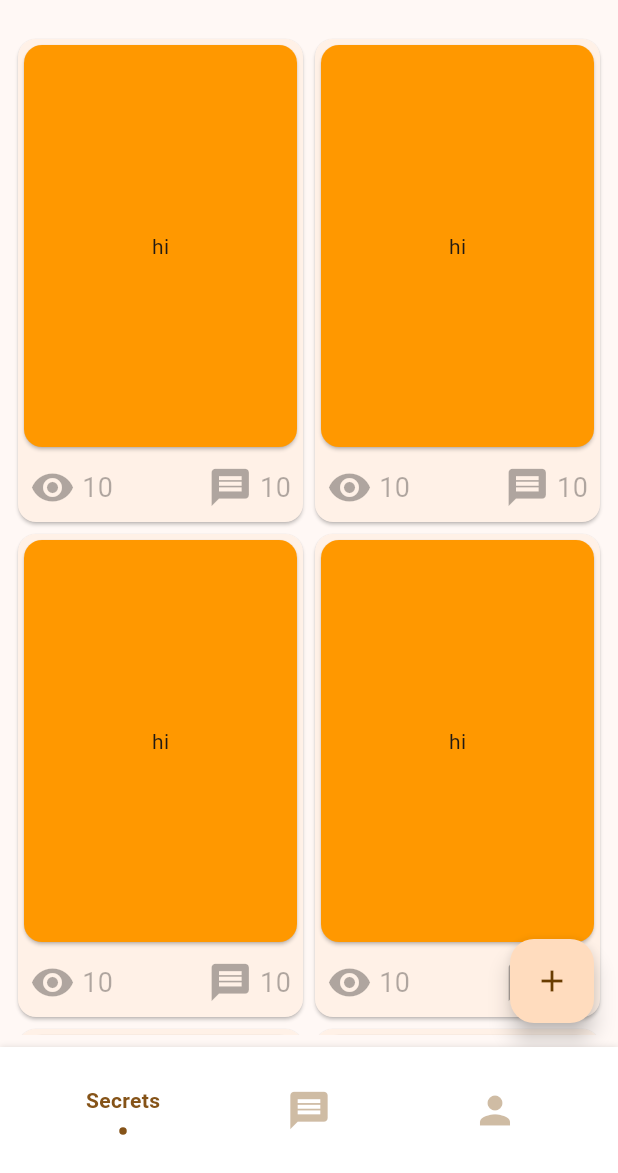
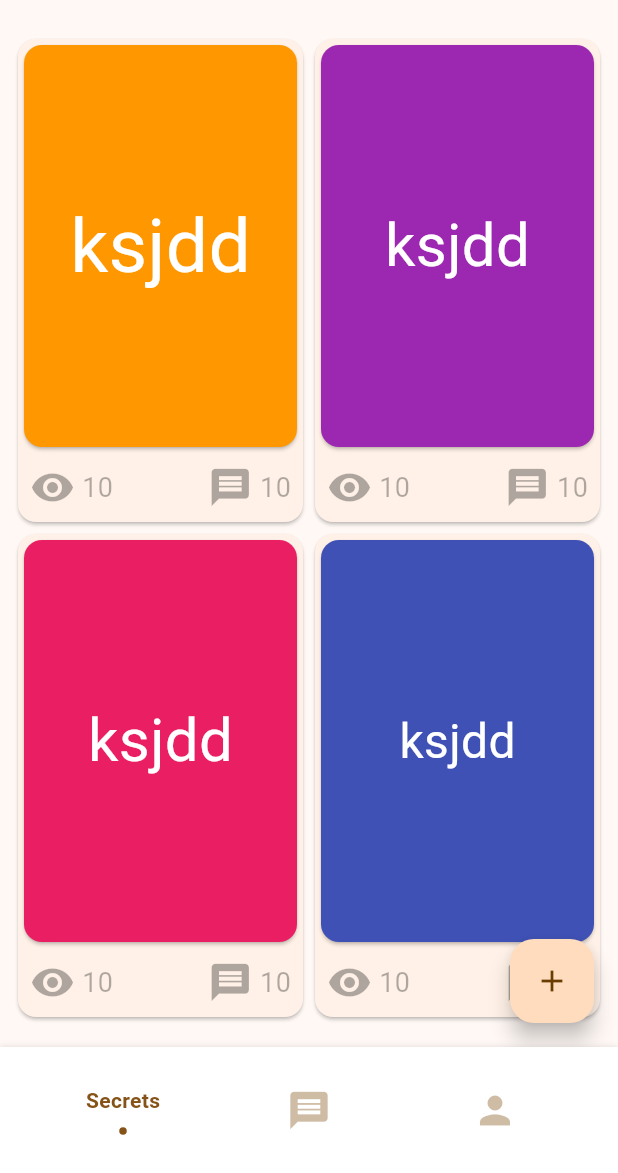
Before and after one commit to CerberusProgrammer/loudly, a Flutter app: the screen it shows after launch, on a phone screen of 412 x 824 dp, the part 63-1236 px from its top. Run offline on Flutter 3.47's test engine with Material 2 defaults, Android fonts, the light colour scheme and no system bars; drawn by our look-alikes of flashy_tab_bar2; our stand-ins replace font_awesome_flutter.

```diff
--- a/lib/model/secret.dart
+++ b/lib/model/secret.dart
@@ -2,11 +2,13 @@ import 'package:flutter/material.dart';
 
 class Secret {
   String content;
+  double fontSize;
   String? author;
   Color? backgroundColor;
 
   Secret({
     required this.content,
-    this.backgroundColor,
+    required this.fontSize,
+    this.backgroundColor = Colors.orange,
   });
 }
--- a/lib/screen/secrets.dart
+++ b/lib/screen/secrets.dart
@@ -2,7 +2,15 @@ import 'package:flutter/material.dart';
 import 'package:flutter/rendering.dart';
 import 'package:loudly/widget/create_secret.dart';
 
+import '../model/secret.dart';
 import '../widget/display_secret.dart';
+
+List<Secret> secrets = [
+  Secret(content: 'ksjdd', fontSize: 50),
+  Secret(content: 'ksjdd', backgroundColor: Colors.purple, fontSize: 40),
+  Secret(content: 'ksjdd', backgroundColor: Colors.pink, fontSize: 40),
+  Secret(content: 'ksjdd', backgroundColor: Colors.indigo, fontSize: 32)
+];
 
 class SecretScreen extends StatefulWidget {
   const SecretScreen({super.key});
@@ -11,7 +19,7 @@ class SecretScreen extends StatefulWidget {
   State<SecretScreen> createState() => _SecretScreenState();
 }
 
-class _SecretScreenState extends State<SecretScreen> {
+class _SecretScreenState extends State<SecretScreen> with ChangeNotifier {
   late ScrollController _hideButtonController;
 
   late bool _isVisible;
@@ -51,7 +59,7 @@ class _SecretScreenState extends State<SecretScreen> {
           controller: _hideButtonController,
           crossAxisCount: 2,
           childAspectRatio: 0.6,
-          children: List.generate(20, (index) {
+          children: List.generate(secrets.length, (index) {
             return Card(
               child: InkWell(
                 borderRadius: BorderRadius.circular(10),
@@ -62,11 +70,17 @@ class _SecretScreenState extends State<SecretScreen> {
                 },
                 child: Column(
                   children: [
-                    const Expanded(
+                    Expanded(
                         child: Card(
-                      color: Colors.orange,
+                      color: secrets[index].backgroundColor,
                       child: Center(
-                        child: Text('hi'),
+                        child: Text(
+                          secrets[index].content,
+                          style: TextStyle(
+                            fontSize: secrets[index].fontSize,
+                            color: Colors.white,
+                          ),
+                        ),
                       ),
                     )),
                     Padding(
```
Also changed, not shown: lib/widget/create_secret.dart (+10 -0 lines).
